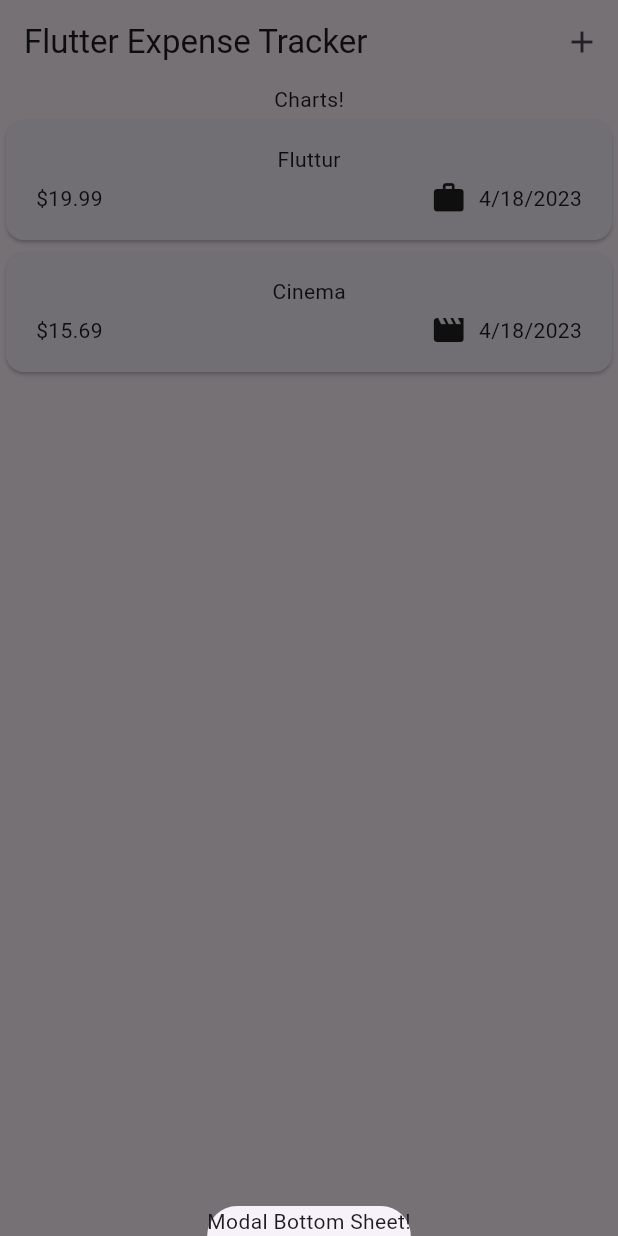
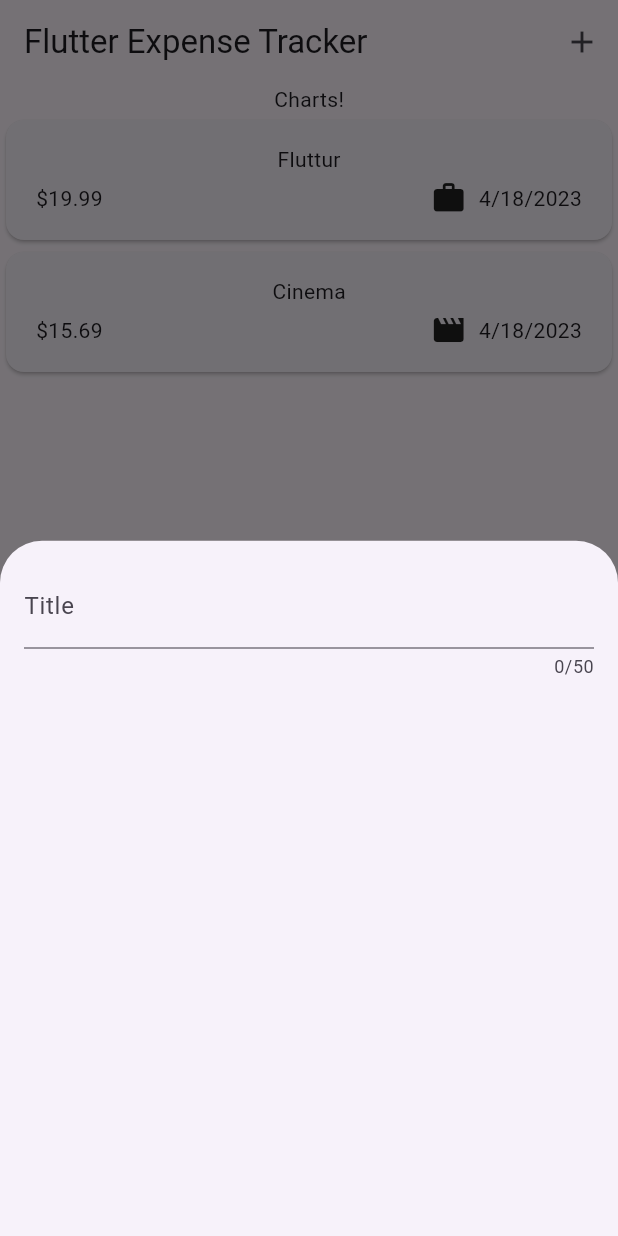
Before and after one commit to Nick9499/expense-tracker-2, a Flutter app: the screen it shows after launch, after a tap on the "add" icon, on a phone screen of 412 x 824 dp. Run offline on Flutter 3.47's test engine with Material 2 defaults, Android fonts, the phone set to English and light mode, and no system bars.

Commit message:
using textfield

```diff
--- a/lib/widgets/expenses.dart
+++ b/lib/widgets/expenses.dart
@@ -1,4 +1,5 @@
 import 'package:expense_tracker/models/expense.dart';
+import 'package:expense_tracker/widgets/new_expense.dart';
 import 'package:flutter/material.dart';
 import 'package:expense_tracker/widgets/expenses_list/expenses_list.dart';
 
@@ -28,7 +29,7 @@ class _ExpensesState extends State<Expenses> {
   void _openAddExpenseOverlay() {
     showModalBottomSheet(
       context: context,
-      builder: (ctx) => Text('Modal Bottom Sheet!'),
+      builder: (ctx) => const NewExpense(),
     );
   }
 
--- /dev/null
+++ b/lib/widgets/new_expense.dart
@@ -0,0 +1,27 @@
+import 'package:flutter/material.dart';
+
+class NewExpense extends StatefulWidget {
+  const NewExpense({super.key});
+
+  @override
+  State<NewExpense> createState() => _NewExpenseState();
+}
+
+class _NewExpenseState extends State<NewExpense> {
+  @override
+  Widget build(BuildContext context) {
+    return Padding(
+      padding: const EdgeInsets.all(16),
+      child: Column(
+        children: const [
+          TextField(
+            maxLength: 50,
+            decoration: InputDecoration(
+              label: Text('Title'),
+            ),
+          )
+        ],
+      ),
+    );
+  }
+}
```
